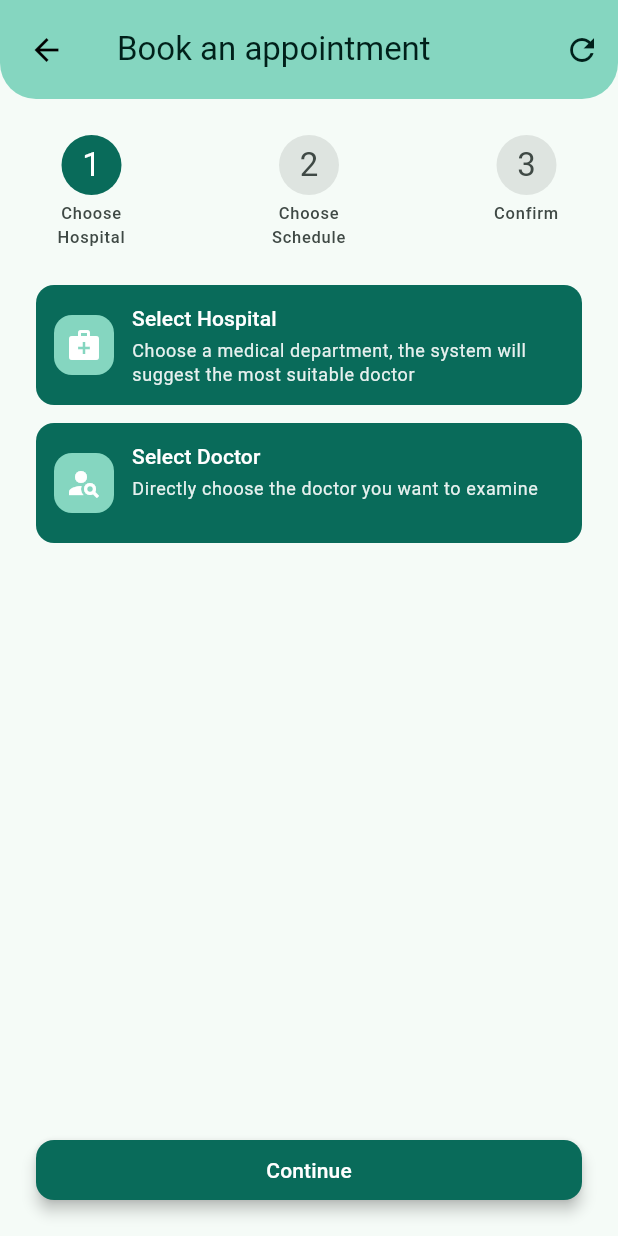
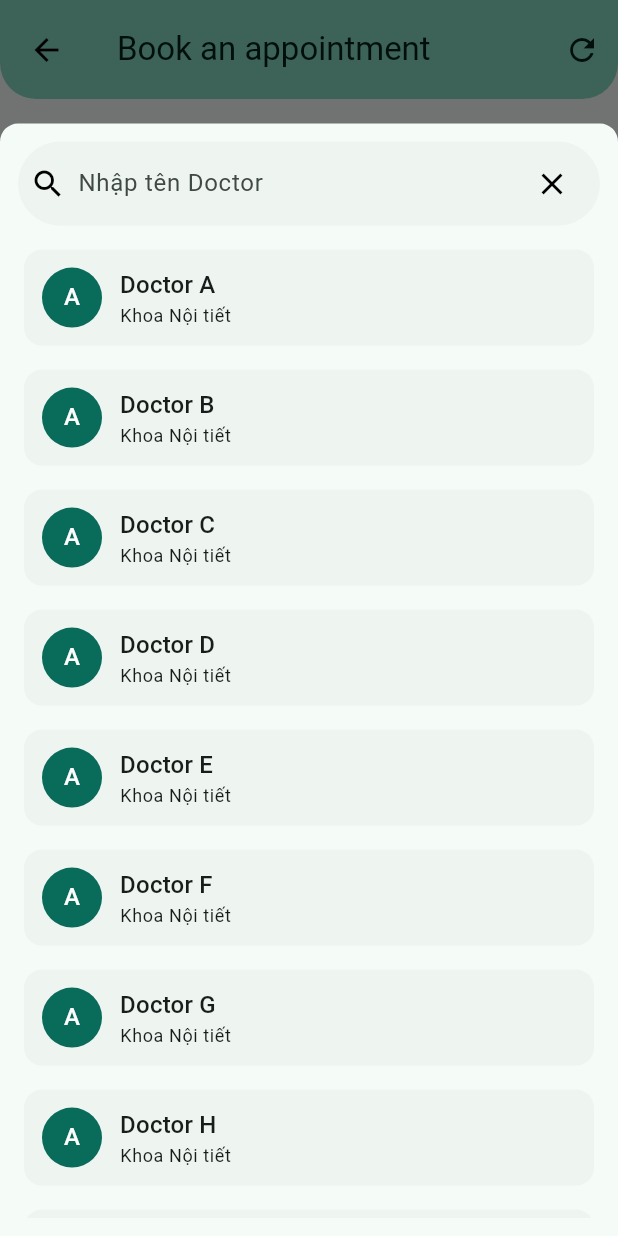
Before and after one commit to anhkien7780/health_profile, a Flutter app: the BookAppointmentChildPage screen opened directly, after a tap on "Select Hospital", on a phone screen of 412 x 824 dp. Run offline on Flutter 3.47's test engine with Material 3 defaults, Android fonts, the phone set to English and light mode, and no system bars; drawn by our look-alikes of loader_overlay; our stand-ins replace equatable, flutter_bloc, flutter_svg, go_router, google_fonts, shared_preferences and 1 more; accounts and stored records are empty; generated files the repository leaves out were written again; statements that could not run were skipped.

Commit message:
feat: add AppointmentMethodCard and SelectionBottomSheet widgets
- Create `AppointmentMethodCard` reusable widget.
- Create `SelectionBottomSheet` with search functionality and list view.
- Refactor `ChooseHospitalStepContent` to use the new widgets and remove the inline `_buildCardButton` method.

```diff
--- /dev/null
+++ b/lib/ui/pages/book_appointment/widgets/appointment_method_card.dart
@@ -0,0 +1,73 @@
+import 'package:flutter/material.dart';
+import 'package:health_profile/common/app_dimens.dart';
+
+class AppointmentMethodCard extends StatelessWidget {
+  const AppointmentMethodCard({
+    super.key,
+    required this.iconData,
+    required this.title,
+    required this.subtitle,
+    required this.onTap,
+  });
+
+  final IconData iconData;
+  final String title;
+  final String subtitle;
+  final VoidCallback onTap;
+
+  @override
+  Widget build(BuildContext context) {
+    final theme = Theme.of(context);
+    return InkWell(
+      onTap: onTap,
+      borderRadius: BorderRadius.circular(AppDimens.borderRadiusNormal),
+      child: Container(
+        height: AppDimens.buttonBookMethodHeight,
+        padding: const EdgeInsets.all(AppDimens.paddingNormal),
+        decoration: BoxDecoration(
+          color: theme.colorScheme.primary,
+          borderRadius: BorderRadius.circular(AppDimens.borderRadiusNormal),
+        ),
+        child: Row(
+          spacing: AppDimens.paddingNormal,
+          children: [
+            Container(
+              padding: const EdgeInsets.all(AppDimens.paddingSmall),
+              decoration: BoxDecoration(
+                color: theme.colorScheme.inversePrimary,
+                borderRadius: BorderRadius.circular(
+                  AppDimens.borderRadiusNormal,
+                ),
+              ),
+              child: Icon(
+                iconData,
+                size: AppDimens.iconSizeNormal,
+                color: theme.colorScheme.onPrimary,
+              ),
+            ),
+            Expanded(
+              child: Column(
+                spacing: AppDimens.paddingSmallest,
+                crossAxisAlignment: CrossAxisAlignment.start,
+                children: [
+                  Text(
+                    title,
+                    style: theme.textTheme.titleSmall?.copyWith(
+                      color: theme.colorScheme.onPrimary,
+                    ),
+                  ),
+                  Text(
+                    subtitle,
+                    style: theme.textTheme.bodySmall?.copyWith(
+                      color: theme.colorScheme.onPrimary.withValues(alpha: 0.9),
+                    ),
+                  ),
+                ],
+              ),
+            ),
+          ],
+        ),
+      ),
+    );
+  }
+}
--- a/lib/ui/pages/book_appointment/widgets/choose_hospital_step_content.dart
+++ b/lib/ui/pages/book_appointment/widgets/choose_hospital_step_content.dart
@@ -1,6 +1,8 @@
 import 'package:flutter/material.dart';
 import 'package:health_profile/common/app_dimens.dart';
 import 'package:health_profile/generated/l10n.dart';
+import 'package:health_profile/ui/pages/book_appointment/widgets/appointment_method_card.dart';
+import 'package:health_profile/ui/pages/book_appointment/widgets/selection_bottom_sheet.dart';
 
 class ChooseHospitalStepContent extends StatefulWidget {
   const ChooseHospitalStepContent({super.key});
@@ -21,85 +23,35 @@ class _ChooseHospitalStepContentState extends State<ChooseHospitalStepContent> {
     s = S.of(context);
   }
 
+  void _showSelectionSheet(String title) {
+    showModalBottomSheet(
+      context: context,
+      isScrollControlled: true,
+      backgroundColor: Colors.transparent,
+      builder: (context) => SelectionBottomSheet(title: title),
+    );
+  }
+
   @override
   Widget build(BuildContext context) {
     return SingleChildScrollView(
       child: Column(
         spacing: AppDimens.paddingNormal,
         children: [
-          _buildCardButton(
+          AppointmentMethodCard(
             iconData: Icons.medical_services,
             title: s.selectHospital,
             subtitle: s.selectHospitalDesc,
-            onTap: () {},
+            onTap: () => _showSelectionSheet(s.doctor), // Using generic title for demo
           ),
-          _buildCardButton(
+          AppointmentMethodCard(
             iconData: Icons.person_search,
             title: s.selectDoctor,
             subtitle: s.selectDoctorDesc,
-            onTap: () {},
+            onTap: () => _showSelectionSheet(s.doctor),
           ),
         ],
       ),
     );
   }
-
-  Widget _buildCardButton({
-    required IconData iconData,
-    required String title,
-    required String subtitle,
-    required VoidCallback onTap,
-  }) {
-    return InkWell(
-      onTap: onTap,
-      borderRadius: BorderRadius.circular(AppDimens.borderRadiusNormal),
-      child: Container(
-        height: AppDimens.buttonBookMethodHeight,
-        padding: const EdgeInsets.all(AppDimens.paddingNormal),
-        decoration: BoxDecoration(
-          color: theme.colorScheme.primary,
-          borderRadius: BorderRadius.circular(AppDimens.borderRadiusNormal),
-        ),
-        child: Row(
-          spacing: AppDimens.paddingNormal,
-          children: [
-            Container(
-              padding: const EdgeInsets.all(AppDimens.paddingSmall),
-              decoration: BoxDecoration(
-                color: theme.colorScheme.inversePrimary,
-                borderRadius: BorderRadius.circular(
-                  AppDimens.borderRadiusNormal,
-                ),
-              ),
-              child: Icon(
-                iconData,
-                size: AppDimens.iconSizeNormal,
-                color: theme.colorScheme.onPrimary,
-              ),
-            ),
-            Expanded(
-              child: Column(
-                spacing: AppDimens.paddingSmallest,
-                crossAxisAlignment: CrossAxisAlignment.start,
-                children: [
-                  Text(
-                    title,
-                    style: theme.textTheme.titleSmall?.copyWith(
-                      color: theme.colorScheme.onPrimary,
-                    ),
-                  ),
-                  Text(
-                    subtitle,
-                    style: theme.textTheme.bodySmall?.copyWith(
-                      color: theme.colorScheme.onPrimary.withValues(alpha: 0.9),
-                    ),
-                  ),
-                ],
-              ),
-            ),
-          ],
-        ),
-      ),
-    );
-  }
 }
--- /dev/null
+++ b/lib/ui/pages/book_appointment/widgets/selection_bottom_sheet.dart
@@ -0,0 +1,122 @@
+import 'package:flutter/material.dart';
+import 'package:health_profile/common/app_dimens.dart';
+
+class SelectionBottomSheet extends StatelessWidget {
+  const SelectionBottomSheet({super.key, required this.title});
+
+  final String title;
+
+  @override
+  Widget build(BuildContext context) {
+    final theme = Theme.of(context);
+    return DraggableScrollableSheet(
+      expand: false,
+      initialChildSize: 0.9,
+      minChildSize: 0.5,
+      maxChildSize: 0.95,
+      builder: (context, scrollController) {
+        return Container(
+          padding: const EdgeInsets.all(AppDimens.paddingNormal),
+          decoration: BoxDecoration(
+            color: theme.colorScheme.surface,
+            borderRadius: const BorderRadius.vertical(
+              top: Radius.circular(AppDimens.borderRadiusNormal),
+            ),
+          ),
+          child: Column(
+            spacing: AppDimens.paddingNormal,
+            children: [
+              // Search Bar
+              SearchBar(
+                hintText: "Nhập tên $title", // Simple localization placeholder
+                leading: const Icon(Icons.search),
+                trailing: [
+                  IconButton(
+                    icon: const Icon(Icons.close),
+                    onPressed: () {
+                      Navigator.pop(context);
+                    },
+                  ),
+                ],
+                elevation: WidgetStateProperty.all(0),
+                backgroundColor: WidgetStateProperty.all(
+                  theme.colorScheme.surfaceContainerHighest.withValues(
+                    alpha: 0.3,
+                  ),
+                ),
+                shape: WidgetStateProperty.all(const StadiumBorder()),
+              ),
+
+              // List
+              Expanded(
+                child: ListView.separated(
+                  controller: scrollController,
+                  itemCount: 10, // Mock data count
+                  separatorBuilder:
+                      (context, index) =>
+                          const SizedBox(height: AppDimens.paddingSmall),
+                  itemBuilder: (context, index) {
+                    return Card(
+                      elevation: 0,
+                      color: theme.colorScheme.surfaceContainerHighest.withValues(
+                        alpha: 0.3,
+                      ),
+                      shape: RoundedRectangleBorder(
+                        borderRadius: BorderRadius.circular(
+                          AppDimens.borderRadiusNormal,
+                        ),
+                      ),
+                      child: InkWell(
+                        onTap: () {
+                          // Handle selection
+                        },
+                        borderRadius: BorderRadius.circular(
+                          AppDimens.borderRadiusNormal,
+                        ),
+                        child: Padding(
+                          padding: const EdgeInsets.all(
+                            AppDimens.paddingNormal,
+                          ),
+                          child: Row(
+                            children: [
+                              CircleAvatar(
+                                radius: 20,
+                                backgroundColor: theme.colorScheme.primary,
+                                child: Text(
+                                  "A",
+                                  style: TextStyle(
+                                    color: theme.colorScheme.onPrimary,
+                                  ),
+                                ),
+                              ),
+                              const SizedBox(width: AppDimens.paddingNormal),
+                              Expanded(
+                                child: Column(
+                                  crossAxisAlignment: CrossAxisAlignment.start,
+                                  children: [
+                                    Text(
+                                      "$title ${String.fromCharCode(65 + index)}",
+                                      style: theme.textTheme.titleMedium,
+                                    ),
+                                    Text(
+                                      "Khoa Nội tiết",
+                                      style: theme.textTheme.bodySmall,
+                                    ),
+                                  ],
+                                ),
+                              ),
+                            ],
+                          ),
+                        ),
+                      ),
+                    );
+                  },
+                ),
+              ),
+            ],
+          ),
+        );
+      },
+    );
+  }
+}
```
